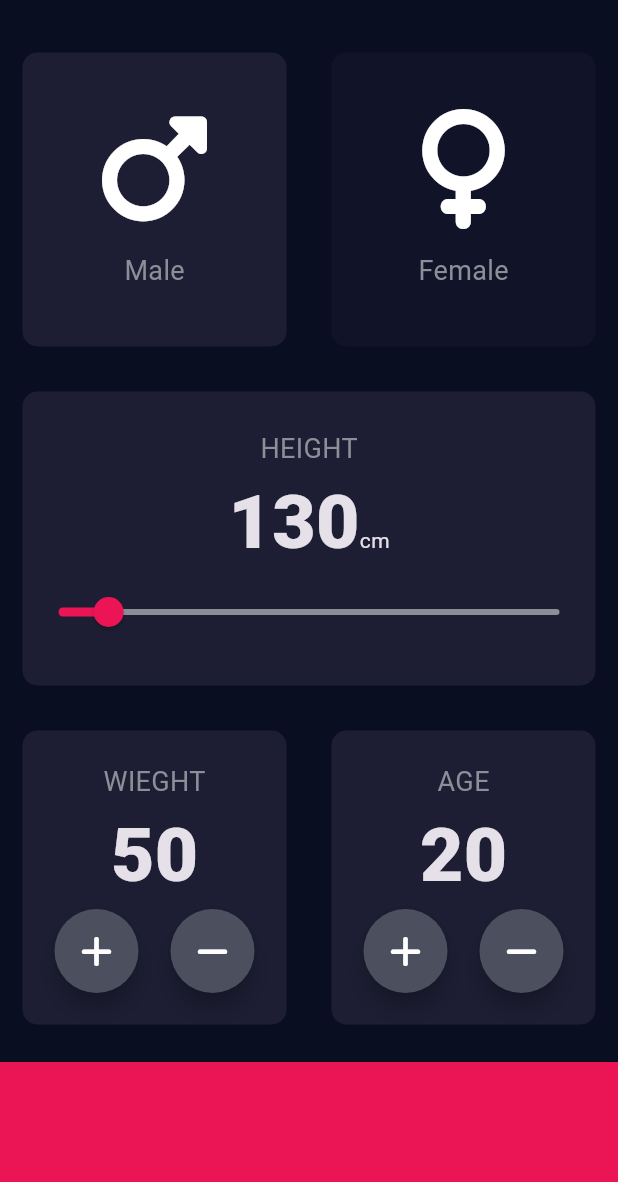
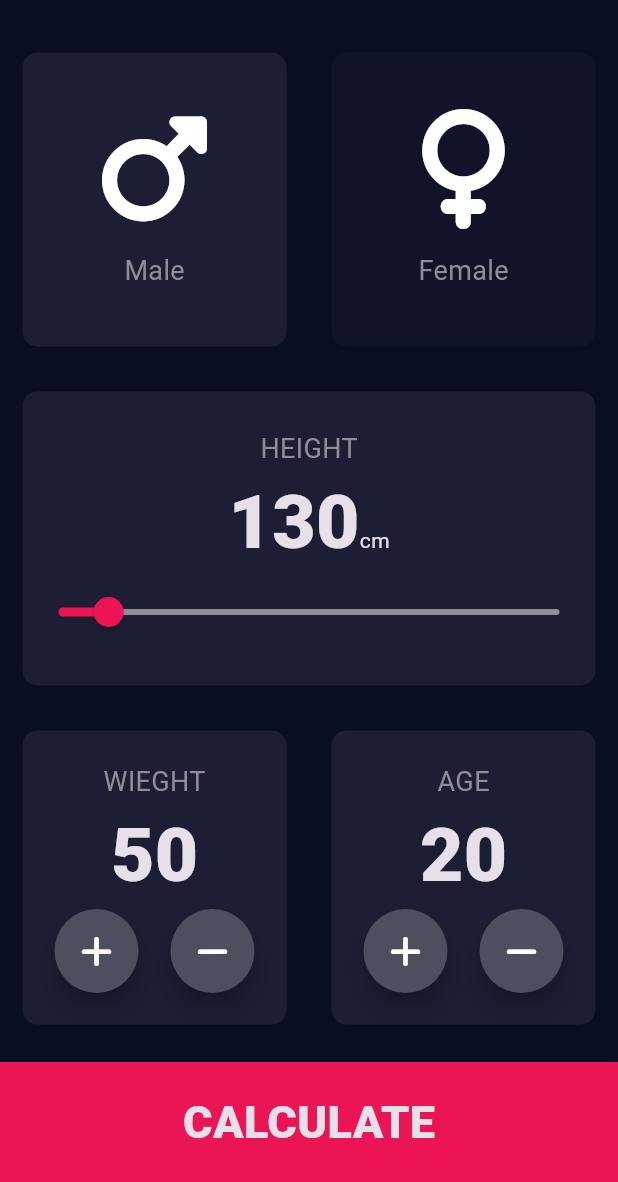
Before and after one commit to thisaraganhewa/BMI_Calculator, a Flutter app: the screen it shows after launch, on a phone screen of 412 x 824 dp, the part 54-1236 px from its top. Run offline on Flutter 3.47's test engine with Material 3 defaults, Android fonts, the phone set to English and light mode, and no system bars; our stand-ins replace font_awesome_flutter.

Commit message:
added navigation

```diff
--- a/lib/Constants.dart
+++ b/lib/Constants.dart
@@ -21,3 +21,8 @@ const kNumberStyle = TextStyle(
     fontSize: 50.0,
     fontWeight: FontWeight.w900
 );
+
+const kBottomTextStyle = TextStyle(
+    fontSize: 30.0,
+    fontWeight: FontWeight.w900
+);
--- a/lib/input_page.dart
+++ b/lib/input_page.dart
@@ -207,11 +207,25 @@ class _InputPageState extends State<InputPage> {
               ],
             ),
           ),
-          Container(
-            color: kBottomContainerColor,
-            margin: const EdgeInsets.only(top: 10.0),
-            width: double.infinity,
-            height: kBottomContainerHeight,
+          GestureDetector(
+            onTap: (){
+              Navigator.pushNamed(
+                  context,
+                  "/result"
+              );
+            },
+            child: Container(
+              color: kBottomContainerColor,
+              margin: const EdgeInsets.only(top: 10.0),
+              width: double.infinity,
+              height: kBottomContainerHeight,
+              child: const Center(
+                child: Text(
+                    "CALCULATE",
+                  style: kBottomTextStyle,
+                ),
+              ),
+            ),
           )
         ],
       ),
--- a/lib/main.dart
+++ b/lib/main.dart
@@ -1,3 +1,4 @@
+import 'package:bmi_calculator/ResultPage.dart';
 import 'package:flutter/material.dart';
 import 'input_page.dart';
 
@@ -17,7 +18,12 @@ class BMICalculator extends StatelessWidget {
         ),
         scaffoldBackgroundColor: const Color(0xFF0A0E21),
       ),
-      home: InputPage(),  // This line should be inside the MaterialApp widget
+      // home: InputPage(),  // This line should be inside the MaterialApp widget
+      initialRoute: "/",
+      routes: {
+        "/": (context) => InputPage(),
+        "/result": (context) => const ResultPage()
+      },
     );
   }
 }
```
Also changed, not shown: lib/ResultPage.dart (added, +22 -0 lines).
